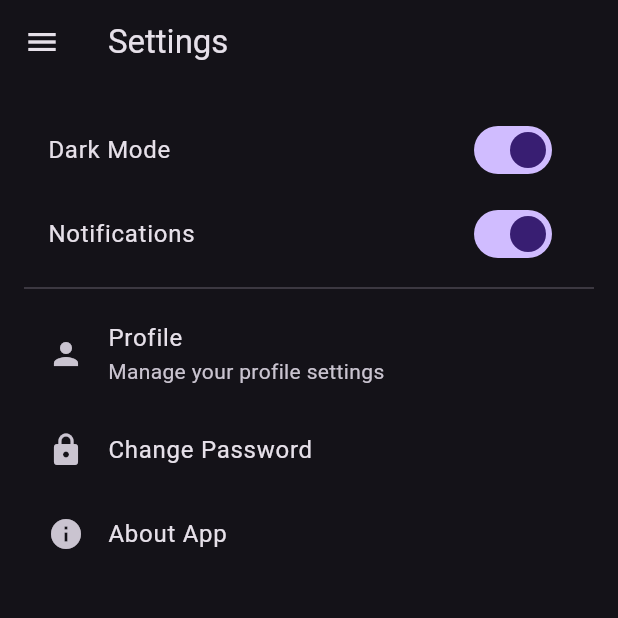
After one commit to ertnbrk/Task-Manager, a Flutter app: the SettingsScreen screen opened by its route, after a tap on "Dark Mode", on a phone screen of 412 x 824 dp, the top half of it. The commit adds this screen. Run offline on Flutter 3.47's test engine with Material 3 defaults, Android fonts, the phone set to English and light mode, and no system bars; our stand-ins replace flutter_local_notifications, hive, hive_flutter, shared_preferences, table_calendar; accounts and stored records are empty; network calls fail.

Commit message:
DarkMode

```diff
--- a/mobile/task_manager_app/lib/main.dart
+++ b/mobile/task_manager_app/lib/main.dart
@@ -5,25 +5,55 @@ import 'screens/login_screen.dart';
 import 'screens/home_screen.dart';
 import 'screens/tasks_screen.dart';
 import 'screens/calendar_screen.dart';
-//import 'screens/settings_screen.dart';
+import 'screens/settings_screen.dart';
+import 'screens/profile_screen.dart';
+import 'screens/changepass_screen.dart';
 import 'providers/task_provider.dart';
+import 'package:shared_preferences/shared_preferences.dart';
 
 void main() async {
   WidgetsFlutterBinding.ensureInitialized();
   await Hive.initFlutter();
   await Hive.openBox('tasks');
 
+  final prefs = await SharedPreferences.getInstance();
+  bool isDarkMode = prefs.getBool('isDarkMode') ?? false;
+
   runApp(
     MultiProvider(
       providers: [
         ChangeNotifierProvider(create: (_) => TaskProvider()),
       ],
-      child: MyApp(),
+      child: MyApp(isDarkMode: isDarkMode),
     ),
   );
 }
 
-class MyApp extends StatelessWidget {
+class MyApp extends StatefulWidget {
+  final bool isDarkMode;
+  MyApp({required this.isDarkMode});
+
+  @override
+  _MyAppState createState() => _MyAppState();
+}
+
+class _MyAppState extends State<MyApp> {
+  late bool _isDarkMode;
+
+  @override
+  void initState() {
+    super.initState();
+    _isDarkMode = widget.isDarkMode;
+  }
+
+  void toggleTheme(bool isDark) async {
+    final prefs = await SharedPreferences.getInstance();
+    setState(() {
+      _isDarkMode = isDark;
+    });
+    await prefs.setBool('isDarkMode', isDark);
+  }
+
   @override
   Widget build(BuildContext context) {
     return MaterialApp(
@@ -36,14 +66,16 @@ class MyApp extends StatelessWidget {
       darkTheme: ThemeData(
         brightness: Brightness.dark,
       ),
-      themeMode: ThemeMode.system,
+      themeMode: _isDarkMode ? ThemeMode.dark : ThemeMode.light,
       initialRoute: "/login",
       routes: {
         "/login": (context) => LoginScreen(),
         "/home": (context) => HomeScreen(),
         "/tasks": (context) => TasksScreen(),
         "/calendar": (context) => CalendarScreen(),
-       // "/settings": (context) => SettingsScreen(),
+        "/settings": (context) => SettingsScreen(toggleTheme: toggleTheme),
+        "/profile": (context) => ProfileScreen(),
+        "/changepass": (context) => ChangePasswordScreen(),
       },
     );
   }
--- /dev/null
+++ b/mobile/task_manager_app/lib/screens/settings_screen.dart
@@ -0,0 +1,108 @@
+import 'package:flutter/material.dart';
+import 'package:provider/provider.dart';
+import 'package:task_manager_app/widgets/menu_drawer.dart';
+import 'package:shared_preferences/shared_preferences.dart';
+
+class SettingsScreen extends StatefulWidget {
+  final Function(bool) toggleTheme;
+  SettingsScreen({required this.toggleTheme});
+
+  @override
+  _SettingsScreenState createState() => _SettingsScreenState();
+}
+
+class _SettingsScreenState extends State<SettingsScreen> {
+  bool _isDarkMode = false;
+  bool _notificationsEnabled = true;
+
+  @override
+  void initState() {
+    super.initState();
+    _loadSettings();
+  }
+
+  Future<void> _loadSettings() async {
+    final prefs = await SharedPreferences.getInstance();
+    setState(() {
+      _isDarkMode = prefs.getBool('isDarkMode') ?? false;
+      _notificationsEnabled = prefs.getBool('notificationsEnabled') ?? true;
+    });
+  }
+
+  Future<void> _toggleDarkMode(bool value) async {
+    final prefs = await SharedPreferences.getInstance();
+    setState(() {
+      _isDarkMode = value;
+    });
+    widget.toggleTheme(value);
+    await prefs.setBool('isDarkMode', value);
+  }
+
+  Future<void> _toggleNotifications(bool value) async {
+    final prefs = await SharedPreferences.getInstance();
+    setState(() {
+      _notificationsEnabled = value;
+    });
+    await prefs.setBool('notificationsEnabled', value);
+  }
+
+  @override
+  Widget build(BuildContext context) {
+    return Scaffold(
+      appBar: AppBar(
+        title: Text('Settings'),
+      ),
+      drawer: MenuDrawer(),
+      body: ListView(
+        padding: EdgeInsets.all(16.0),
+        children: [
+          SwitchListTile(
+            title: Text('Dark Mode'),
+            value: _isDarkMode,
+            onChanged: (value) => _toggleDarkMode(value),
+          ),
+          SwitchListTile(
+            title: Text('Notifications'),
+            value: _notificationsEnabled,
+            onChanged: (value) => _toggleNotifications(value),
+          ),
+          Divider(),
+          ListTile(
+            leading: Icon(Icons.person),
+            title: Text('Profile'),
+            subtitle: Text('Manage your profile settings'),
+            onTap: () {
+              Navigator.pushNamed(context, "/profile");
+            },
+          ),
+          ListTile(
+            leading: Icon(Icons.lock),
+            title: Text('Change Password'),
+            onTap: () {
+              Navigator.pushNamed(context, "/change_password");
+            },
+          ),
+          ListTile(
+            leading: Icon(Icons.info),
+            title: Text('About App'),
+            onTap: () {
+              showDialog(
+                context: context,
+                builder: (context) => AlertDialog(
+                  title: Text('About This App'),
+                  content: Text('Task Manager App\nVersion: 1.0.0\nAuthor: You'),
+                  actions: [
+                    TextButton(
+                      onPressed: () => Navigator.pop(context),
+                      child: Text('OK'),
+                    ),
+                  ],
+                ),
+              );
+            },
+          ),
+        ],
+      ),
+    );
+  }
+}
```
Also changed, not shown: mobile/task_manager_app/lib/screens/calendar_screen.dart (+17 -84 lines), mobile/task_manager_app/lib/screens/changepass_screen.dart (added, +95 -0 lines), mobile/task_manager_app/lib/screens/profile_screen.dart (added, +72 -0 lines), mobile/task_manager_app/lib/screens/tasks_screen.dart (+42 -23 lines), mobile/task_manager_app/lib/services/api_service.dart (+16 -0 lines), mobile/task_manager_app/lib/services/auth_service.dart (+83 -0 lines).
